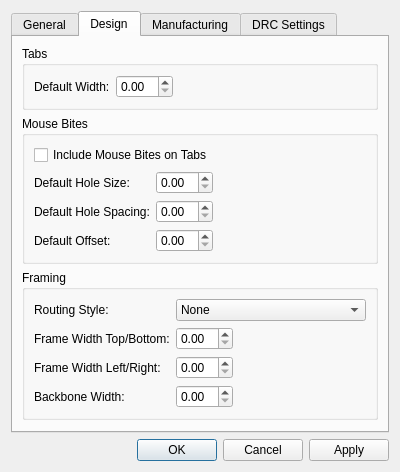
Old version of the form libs/librepcb/editor/project/panel/panelsetupdialog.ui in the repository AvetosDesign/LibrePCB.
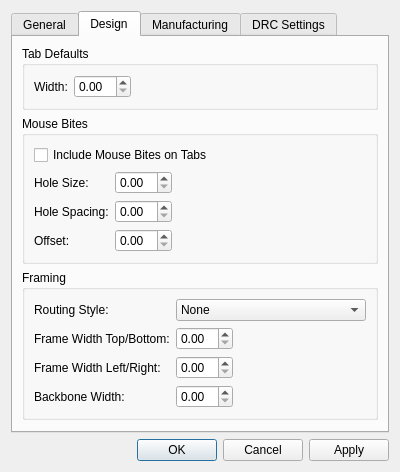
New version of the form. The open tabs and pages were chosen to show the change.

Diff of the .ui file:
```diff
--- a/libs/librepcb/editor/project/panel/panelsetupdialog.ui
+++ b/libs/librepcb/editor/project/panel/panelsetupdialog.ui
@@ -86,7 +86,7 @@
        <item>
         <widget class="QGroupBox" name="grpTabs">
          <property name="title">
-          <string>Tabs</string>
+          <string>Tab Defaults</string>
          </property>
          <layout class="QFormLayout" name="formLayoutTabs">
           <property name="fieldGrowthPolicy">
@@ -95,7 +95,7 @@
           <item row="0" column="0">
            <widget class="QLabel" name="lblDefaultTabWidth">
             <property name="text">
-             <string>Default Width:</string>
+             <string>Width:</string>
             </property>
            </widget>
           </item>
@@ -137,7 +137,7 @@
           <item row="1" column="0">
            <widget class="QLabel" name="lblDefaultMouseBiteDiameter">
             <property name="text">
-             <string>Default Hole Size:</string>
+             <string>Hole Size:</string>
             </property>
            </widget>
           </item>
@@ -157,7 +157,7 @@
           <item row="2" column="0">
            <widget class="QLabel" name="lblDefaultMouseBiteSpacing">
             <property name="text">
-             <string>Default Hole Spacing:</string>
+             <string>Hole Spacing:</string>
             </property>
            </widget>
           </item>
@@ -177,7 +177,7 @@
           <item row="3" column="0">
            <widget class="QLabel" name="lblDefaultMouseBiteOffset">
             <property name="text">
-             <string>Default Offset:</string>
+             <string>Offset:</string>
             </property>
            </widget>
           </item>
```
